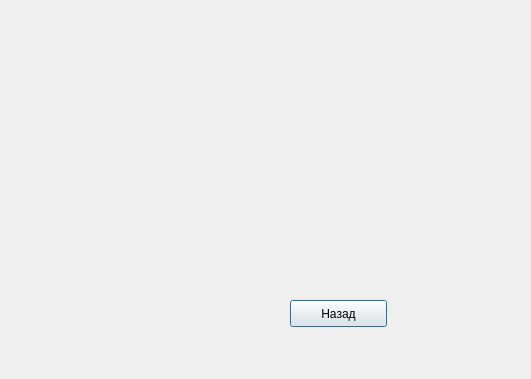
The window that help.ui (spellanser/graphx) describes before a commit, drawn with Qt 5.
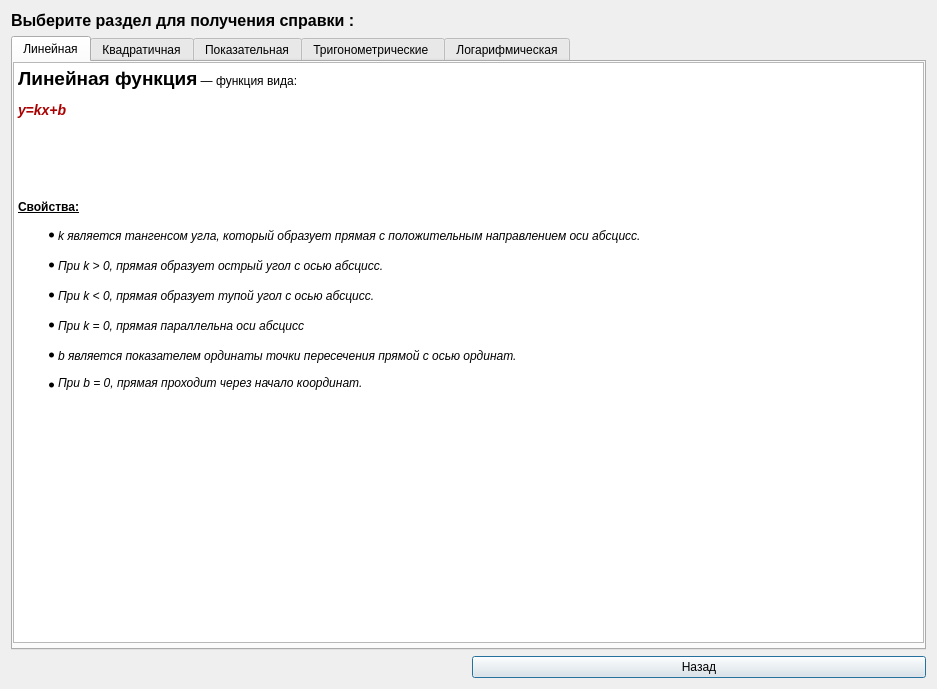
The same window after the commit. Icons and pictures are not drawn.

```diff
--- a/help.ui
+++ b/help.ui
@@ -6,8 +6,8 @@
    <rect>
     <x>0</x>
     <y>0</y>
-    <width>531</width>
-    <height>379</height>
+    <width>937</width>
+    <height>689</height>
    </rect>
   </property>
   <property name="windowTitle">
@@ -17,19 +17,159 @@
    <iconset resource="res.qrc">
     <normaloff>:/Res/res/logo-steam.jpg</normaloff>:/Res/res/logo-steam.jpg</iconset>
   </property>
-  <widget class="QPushButton" name="pushButton">
-   <property name="geometry">
-    <rect>
-     <x>290</x>
-     <y>300</y>
-     <width>97</width>
-     <height>27</height>
-    </rect>
-   </property>
-   <property name="text">
-    <string>Назад</string>
-   </property>
-  </widget>
+  <layout class="QGridLayout" name="gridLayout">
+   <item row="0" column="0">
+    <widget class="QLabel" name="label">
+     <property name="font">
+      <font>
+       <pointsize>12</pointsize>
+       <weight>75</weight>
+       <bold>true</bold>
+      </font>
+     </property>
+     <property name="text">
+      <string>Выберите раздел для получения справки :</string>
+     </property>
+    </widget>
+   </item>
+   <item row="2" column="1">
+    <widget class="QPushButton" name="pushButton">
+     <property name="text">
+      <string>Назад</string>
+     </property>
+    </widget>
+   </item>
+   <item row="1" column="0" colspan="2">
+    <widget class="QTabWidget" name="tabWidget">
+     <property name="currentIndex">
+      <number>0</number>
+     </property>
+     <widget class="QWidget" name="tab">
+      <attribute name="title">
+       <string>Линейная</string>
+      </attribute>
+      <widget class="QTextEdit" name="textEdit">
+       <property name="geometry">
+        <rect>
+         <x>0</x>
+         <y>0</y>
+         <width>911</width>
+         <height>581</height>
+        </rect>
+       </property>
+       <property name="readOnly">
+        <bool>true</bool>
+       </property>
+       <property name="html">
+        <string>&lt;!DOCTYPE HTML PUBLIC &quot;-//W3C//DTD HTML 4.0//EN&quot; &quot;http://www.w3.org/TR/REC-html40/strict.dtd&quot;&gt;
+&lt;html&gt;&lt;head&gt;&lt;meta name=&quot;qrichtext&quot; content=&quot;1&quot; /&gt;&lt;style type=&quot;text/css&quot;&gt;
+p, li { white-space: pre-wrap; }
+&lt;/style&gt;&lt;/head&gt;&lt;body style=&quot; font-family:'Ubuntu'; font-size:11pt; font-weight:400; font-style:normal;&quot;&gt;
+&lt;p style=&quot; margin-top:12px; margin-bottom:12px; margin-left:0px; margin-right:0px; -qt-block-indent:0; text-indent:0px;&quot;&gt;&lt;span style=&quot; font-family:'Courier New, monospace'; font-size:14pt; font-weight:600; color:#000000;&quot;&gt;Линейная функция&lt;/span&gt;&lt;span style=&quot; font-family:'Courier New, monospace'; font-size:medium; font-weight:600; color:#000000;&quot;&gt; &lt;/span&gt;&lt;span style=&quot; font-family:'Courier New, monospace'; font-size:medium; color:#000000;&quot;&gt;— функция вида:&lt;/span&gt;&lt;/p&gt;
+&lt;p style=&quot; margin-top:8px; margin-bottom:8px; margin-left:0px; margin-right:0px; -qt-block-indent:0; text-indent:0px;&quot;&gt;&lt;span style=&quot; font-family:'Courier New, monospace'; font-size:large; font-weight:600; font-style:italic; color:#aa0000;&quot;&gt;y&lt;/span&gt;&lt;span style=&quot; font-family:'Courier New, monospace'; font-size:large; font-weight:600; color:#aa0000;&quot;&gt;=&lt;/span&gt;&lt;span style=&quot; font-family:'Courier New, monospace'; font-size:large; font-weight:600; font-style:italic; color:#aa0000;&quot;&gt;kx&lt;/span&gt;&lt;span style=&quot; font-family:'Courier New, monospace'; font-size:large; font-weight:600; color:#aa0000;&quot;&gt;+&lt;/span&gt;&lt;span style=&quot; font-family:'Courier New, monospace'; font-size:large; font-weight:600; font-style:italic; color:#aa0000;&quot;&gt;b&lt;/span&gt;&lt;/p&gt;
+&lt;p style=&quot; margin-top:8px; margin-bottom:8px; margin-left:0px; margin-right:0px; -qt-block-indent:0; text-indent:0px;&quot;&gt;&lt;img src=&quot;:/Res/res/Linear_functions2.PNG&quot; /&gt;&lt;/p&gt;
+&lt;p style=&quot;-qt-paragraph-type:empty; margin-top:8px; margin-bottom:8px; margin-left:0px; margin-right:0px; -qt-block-indent:0; text-indent:0px; font-family:'Courier New, monospace'; font-size:large; font-weight:600; font-style:italic; color:#aa0000;&quot;&gt;&lt;/p&gt;
+&lt;p style=&quot;-qt-paragraph-type:empty; margin-top:8px; margin-bottom:8px; margin-left:0px; margin-right:0px; -qt-block-indent:0; text-indent:0px; font-family:'Courier New, monospace'; font-size:large; font-weight:600; font-style:italic; color:#aa0000;&quot;&gt;&lt;/p&gt;
+&lt;p style=&quot; margin-top:0px; margin-bottom:0px; margin-left:0px; margin-right:0px; -qt-block-indent:0; text-indent:0px;&quot;&gt;&lt;a name=&quot;.D0.A1.D0.B2.D0.BE.D0.B9.D1.81.D1.82.D0.B2.D0.B0&quot;&gt;&lt;/a&gt;&lt;span style=&quot; font-family:'Courier New, monospace'; font-size:medium; font-weight:600; text-decoration: underline; color:#000000;&quot;&gt;С&lt;/span&gt;&lt;span style=&quot; font-family:'Courier New, monospace'; font-size:medium; font-weight:600; text-decoration: underline; color:#000000;&quot;&gt;войства:&lt;/span&gt;&lt;/p&gt;
+&lt;ul style=&quot;margin-top: 0px; margin-bottom: 0px; margin-left: 0px; margin-right: 0px; -qt-list-indent: 1;&quot;&gt;&lt;li style=&quot; margin-top:12px; margin-bottom:0px; margin-left:0px; margin-right:0px; -qt-block-indent:0; text-indent:0px;&quot;&gt;&lt;span style=&quot; font-family:'Courier New, monospace'; font-size:medium; font-style:italic; color:#000000;&quot;&gt;k является тангенсом угла, который образует прямая с положительным направлением оси абсцисс.&lt;/span&gt;&lt;span style=&quot; font-style:italic;&quot;&gt; &lt;/span&gt;&lt;/li&gt;
+&lt;li style=&quot; margin-top:12px; margin-bottom:0px; margin-left:0px; margin-right:0px; -qt-block-indent:0; text-indent:0px;&quot;&gt;&lt;span style=&quot; font-family:'Courier New, monospace'; font-size:medium; font-style:italic; color:#000000;&quot;&gt;При k &amp;gt; 0, прямая образует острый угол с осью абсцисс.&lt;/span&gt;&lt;span style=&quot; font-style:italic;&quot;&gt; &lt;/span&gt;&lt;/li&gt;
+&lt;li style=&quot; font-style:italic;&quot; style=&quot; margin-top:12px; margin-bottom:0px; margin-left:0px; margin-right:0px; -qt-block-indent:0; text-indent:0px;&quot;&gt;&lt;span style=&quot; font-family:'Courier New, monospace'; font-size:medium; color:#000000;&quot;&gt;При k &amp;lt; 0, прямая образует тупой угол с осью абсцисс.&lt;/span&gt; &lt;/li&gt;
+&lt;li style=&quot; margin-top:12px; margin-bottom:0px; margin-left:0px; margin-right:0px; -qt-block-indent:0; text-indent:0px;&quot;&gt;&lt;span style=&quot; font-family:'Courier New, monospace'; font-size:medium; font-style:italic; color:#000000;&quot;&gt;При k = 0, прямая параллельна оси абсцисс&lt;/span&gt;&lt;span style=&quot; font-style:italic;&quot;&gt; &lt;/span&gt;&lt;/li&gt;
+&lt;li style=&quot; font-style:italic;&quot; style=&quot; margin-top:12px; margin-bottom:0px; margin-left:0px; margin-right:0px; -qt-block-indent:0; text-indent:0px;&quot;&gt;&lt;span style=&quot; font-family:'Courier New, monospace'; font-size:medium; color:#000000;&quot;&gt;b является показателем ординаты точки пересечения прямой с осью ординат.&lt;/span&gt; &lt;/li&gt;
+&lt;li style=&quot; font-style:italic;&quot; style=&quot; margin-top:12px; margin-bottom:0px; margin-left:0px; margin-right:0px; -qt-block-indent:0; text-indent:0px;&quot;&gt;&lt;span style=&quot; font-family:'Courier New, monospace'; font-size:medium; color:#000000;&quot;&gt;При b = 0, прямая проходит через начало координат.&lt;/span&gt;&lt;/li&gt;&lt;/ul&gt;
+&lt;p style=&quot; margin-top:12px; margin-bottom:12px; margin-left:0px; margin-right:0px; -qt-block-indent:0; text-indent:0px;&quot;&gt;&lt;br /&gt;&lt;/p&gt;&lt;/body&gt;&lt;/html&gt;</string>
+       </property>
+      </widget>
+     </widget>
+     <widget class="QWidget" name="tab_2">
+      <attribute name="title">
+       <string>Квадратичная</string>
+      </attribute>
+      <widget class="QTextEdit" name="textEdit_2">
+       <property name="geometry">
+        <rect>
+         <x>0</x>
+         <y>0</y>
+         <width>911</width>
+         <height>571</height>
+        </rect>
+       </property>
+       <property name="readOnly">
+        <bool>true</bool>
+       </property>
+       <property name="html">
+        <string>&lt;!DOCTYPE HTML PUBLIC &quot;-//W3C//DTD HTML 4.0//EN&quot; &quot;http://www.w3.org/TR/REC-html40/strict.dtd&quot;&gt;
+&lt;html&gt;&lt;head&gt;&lt;meta name=&quot;qrichtext&quot; content=&quot;1&quot; /&gt;&lt;style type=&quot;text/css&quot;&gt;
+p, li { white-space: pre-wrap; }
+&lt;/style&gt;&lt;/head&gt;&lt;body style=&quot; font-family:'Ubuntu'; font-size:11pt; font-weight:400; font-style:normal;&quot;&gt;
+&lt;p style=&quot; margin-top:12px; margin-bottom:12px; margin-left:0px; margin-right:0px; -qt-block-indent:0; text-indent:0px;&quot;&gt;&lt;span style=&quot; font-family:'Courier New, monospace'; font-size:medium; font-weight:600; color:#000000;&quot;&gt;Квадратичной функцией &lt;/span&gt;&lt;span style=&quot; font-family:'Courier New, monospace'; font-size:medium; color:#000000;&quot;&gt;называется функция , которую можно задать формулой вида: &lt;/span&gt;&lt;/p&gt;
+&lt;p style=&quot; margin-top:12px; margin-bottom:12px; margin-left:0px; margin-right:0px; -qt-block-indent:0; text-indent:0px;&quot;&gt;&lt;span style=&quot; font-family:'Courier New, monospace'; font-size:14pt; font-weight:600; color:#aa0000;&quot;&gt;f(x) = ax&lt;/span&gt;&lt;span style=&quot; font-family:'Courier New, monospace'; font-size:14pt; font-weight:600; color:#aa0000; vertical-align:super;&quot;&gt;2&lt;/span&gt;&lt;span style=&quot; font-family:'Courier New, monospace'; font-size:14pt; font-weight:600; color:#aa0000;&quot;&gt; + bx + c &lt;/span&gt;&lt;span style=&quot; font-family:'Courier New, monospace'; font-size:medium; color:#000000;&quot;&gt;, где&lt;/span&gt;&lt;span style=&quot; font-family:'Courier New, monospace'; font-size:12pt; color:#aa0000;&quot;&gt; a&lt;/span&gt;&lt;span style=&quot; font-size:12pt; color:#aa0000;&quot;&gt;≠&lt;/span&gt;&lt;span style=&quot; font-family:'Courier New, monospace'; font-size:12pt; color:#aa0000;&quot;&gt;0&lt;/span&gt;&lt;span style=&quot; font-family:'Courier New, monospace'; font-size:medium; color:#aa0000;&quot;&gt; &lt;/span&gt;&lt;span style=&quot; font-family:'Courier New, monospace'; font-size:medium; color:#000000;&quot;&gt;.&lt;/span&gt;&lt;/p&gt;
+&lt;p style=&quot; margin-top:12px; margin-bottom:12px; margin-left:0px; margin-right:0px; -qt-block-indent:0; text-indent:0px;&quot;&gt;&lt;img src=&quot;:/Res/res/Снимок-2.png&quot; /&gt;&lt;/p&gt;
+&lt;p style=&quot;-qt-paragraph-type:empty; margin-top:12px; margin-bottom:12px; margin-left:0px; margin-right:0px; -qt-block-indent:0; text-indent:0px; font-family:'Courier New, monospace'; font-size:medium; color:#000000;&quot;&gt;&lt;/p&gt;
+&lt;p style=&quot;-qt-paragraph-type:empty; margin-top:12px; margin-bottom:12px; margin-left:0px; margin-right:0px; -qt-block-indent:0; text-indent:0px; font-family:'Courier New, monospace'; font-size:medium; color:#000000;&quot;&gt;&lt;/p&gt;
+&lt;p style=&quot; margin-top:12px; margin-bottom:12px; margin-left:0px; margin-right:0px; -qt-block-indent:0; text-indent:0px;&quot;&gt;&lt;span style=&quot; font-family:'Courier New, monospace'; font-size:medium; color:#000000;&quot;&gt;Многие свойства квадратичной функции зависят от значения дискриминанта. Дискриминант вычисляется по формуле D = b — 4 ac &lt;/span&gt;&lt;/p&gt;
+&lt;p style=&quot; margin-top:12px; margin-bottom:12px; margin-left:0px; margin-right:0px; -qt-block-indent:0; text-indent:0px;&quot;&gt;&lt;img src=&quot;:/Res/res/Снимок-1.png&quot; /&gt;&lt;/p&gt;
+&lt;p style=&quot; margin-top:0px; margin-bottom:0px; margin-left:0px; margin-right:0px; -qt-block-indent:0; text-indent:0px;&quot;&gt;&lt;a name=&quot;__DdeLink__2_626114461&quot;&gt;&lt;/a&gt;&lt;br /&gt;&lt;br /&gt;&lt;/p&gt;&lt;/body&gt;&lt;/html&gt;</string>
+       </property>
+      </widget>
+     </widget>
+     <widget class="QWidget" name="tab_4">
+      <attribute name="title">
+       <string>Показательная</string>
+      </attribute>
+      <widget class="QTextEdit" name="textEdit_3">
+       <property name="geometry">
+        <rect>
+         <x>0</x>
+         <y>0</y>
+         <width>911</width>
+         <height>581</height>
+        </rect>
+       </property>
+       <property name="readOnly">
+        <bool>true</bool>
+       </property>
+      </widget>
+     </widget>
+     <widget class="QWidget" name="tab_3">
+      <attribute name="title">
+       <string>Тригонометрические </string>
+      </attribute>
+      <widget class="QTextEdit" name="textEdit_4">
+       <property name="geometry">
+        <rect>
+         <x>0</x>
+         <y>0</y>
+         <width>921</width>
+         <height>581</height>
+        </rect>
+       </property>
+       <property name="readOnly">
+        <bool>true</bool>
+       </property>
+      </widget>
+     </widget>
+     <widget class="QWidget" name="tab_5">
+      <attribute name="title">
+       <string>Логарифмическая</string>
+      </attribute>
+      <widget class="QTextEdit" name="textEdit_5">
+       <property name="geometry">
+        <rect>
+         <x>0</x>
+         <y>0</y>
+         <width>921</width>
+         <height>581</height>
+        </rect>
+       </property>
+       <property name="readOnly">
+        <bool>true</bool>
+       </property>
+      </widget>
+     </widget>
+    </widget>
+   </item>
+  </layout>
  </widget>
  <resources>
   <include location="res.qrc"/>
```
